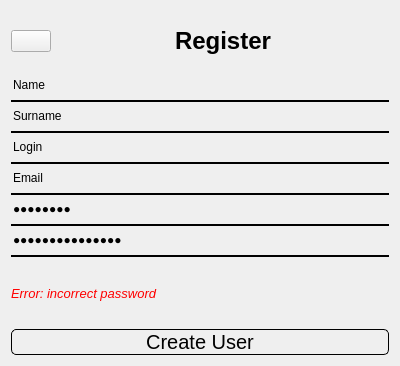
This is gui/register.ui in blackjackmk/duckyfm as Qt 5 draws it before an edit. The edited form follows.
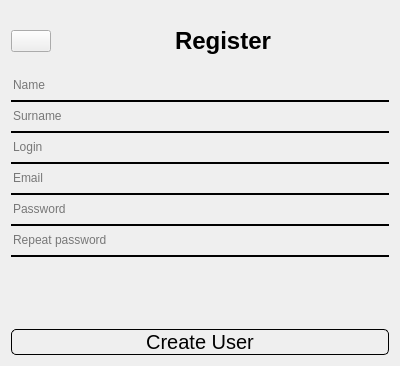
This is the edited form. Icons and pictures are not drawn.

What changed in the file:
```diff
--- a/gui/register.ui
+++ b/gui/register.ui
@@ -74,11 +74,11 @@
 padding-bottom:7px;</string>
      </property>
      <property name="text">
+      <string/>
+     </property>
+     <property name="placeholderText">
       <string>Name</string>
      </property>
-     <property name="placeholderText">
-      <string>User Name</string>
-     </property>
     </widget>
    </item>
    <item>
@@ -91,14 +91,14 @@
 padding-bottom:7px;</string>
      </property>
      <property name="text">
+      <string/>
+     </property>
+     <property name="echoMode">
+      <enum>QLineEdit::Normal</enum>
+     </property>
+     <property name="placeholderText">
       <string>Surname</string>
      </property>
-     <property name="echoMode">
-      <enum>QLineEdit::Normal</enum>
-     </property>
-     <property name="placeholderText">
-      <string>Password</string>
-     </property>
     </widget>
    </item>
    <item>
@@ -111,14 +111,14 @@
 padding-bottom:7px;</string>
      </property>
      <property name="text">
+      <string/>
+     </property>
+     <property name="echoMode">
+      <enum>QLineEdit::Normal</enum>
+     </property>
+     <property name="placeholderText">
       <string>Login</string>
      </property>
-     <property name="echoMode">
-      <enum>QLineEdit::Normal</enum>
-     </property>
-     <property name="placeholderText">
-      <string>Password</string>
-     </property>
     </widget>
    </item>
    <item>
@@ -131,14 +131,14 @@
 padding-bottom:7px;</string>
      </property>
      <property name="text">
+      <string/>
+     </property>
+     <property name="echoMode">
+      <enum>QLineEdit::Normal</enum>
+     </property>
+     <property name="placeholderText">
       <string>Email</string>
      </property>
-     <property name="echoMode">
-      <enum>QLineEdit::Normal</enum>
-     </property>
-     <property name="placeholderText">
-      <string>Password</string>
-     </property>
     </widget>
    </item>
    <item>
@@ -151,7 +151,7 @@
 padding-bottom:7px;</string>
      </property>
      <property name="text">
-      <string>Password</string>
+      <string/>
      </property>
      <property name="echoMode">
       <enum>QLineEdit::Password</enum>
@@ -171,14 +171,14 @@
 padding-bottom:7px;</string>
      </property>
      <property name="text">
+      <string/>
+     </property>
+     <property name="echoMode">
+      <enum>QLineEdit::Password</enum>
+     </property>
+     <property name="placeholderText">
       <string>Repeat password</string>
      </property>
-     <property name="echoMode">
-      <enum>QLineEdit::Password</enum>
-     </property>
-     <property name="placeholderText">
-      <string>Password</string>
-     </property>
     </widget>
    </item>
    <item>
@@ -193,7 +193,7 @@
       <string notr="true">color: red;</string>
      </property>
      <property name="text">
-      <string>Error: incorrect password</string>
+      <string/>
      </property>
     </widget>
    </item>
```
Left out of the diff: 8 changed lines with no effect on the pictures.
